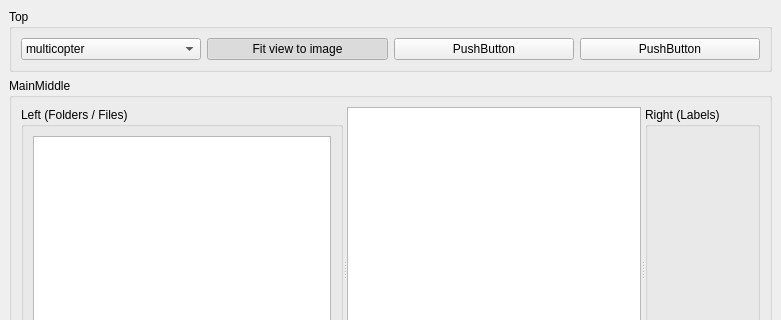
The window that src/mainwindow.ui (j-kallwies/yolo_annotator) describes before a commit, drawn with Qt 5; both pictures show x 0 to 781 and y 0 to 320 of the 781 by 554 pixel window.
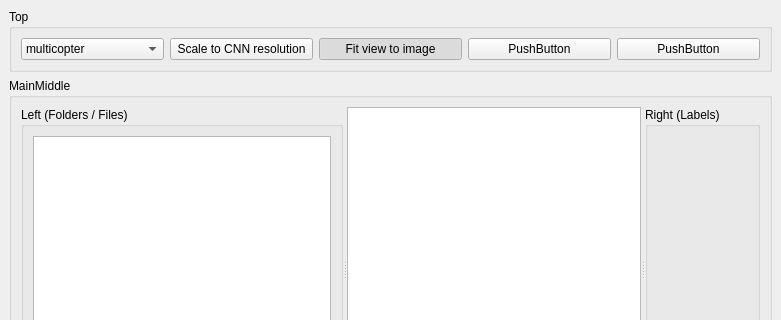
The same window after the commit. Custom widgets are drawn as their Qt base class.

Commit message: Optionally scale the visualized image to the CNN input resolution

```diff
--- a/src/mainwindow.ui
+++ b/src/mainwindow.ui
@@ -46,6 +46,19 @@
          </item>
         </widget>
        </item>
+       <item>
+        <widget class="QPushButton" name="scale_to_cnn_resolution">
+         <property name="text">
+          <string>Scale to CNN resolution</string>
+         </property>
+         <property name="checkable">
+          <bool>true</bool>
+         </property>
+         <property name="checked">
+          <bool>false</bool>
+         </property>
+        </widget>
+       </item>
        <item>
         <widget class="QPushButton" name="fit_view_button">
          <property name="text">
```
The commit also changes 1 other file.
